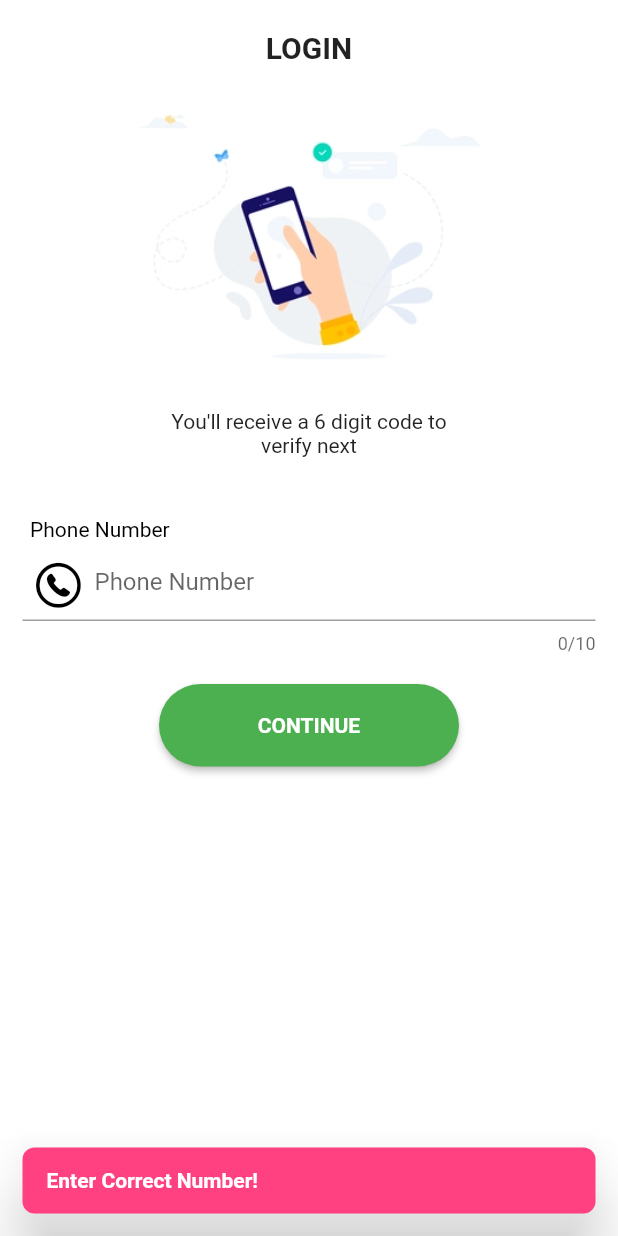
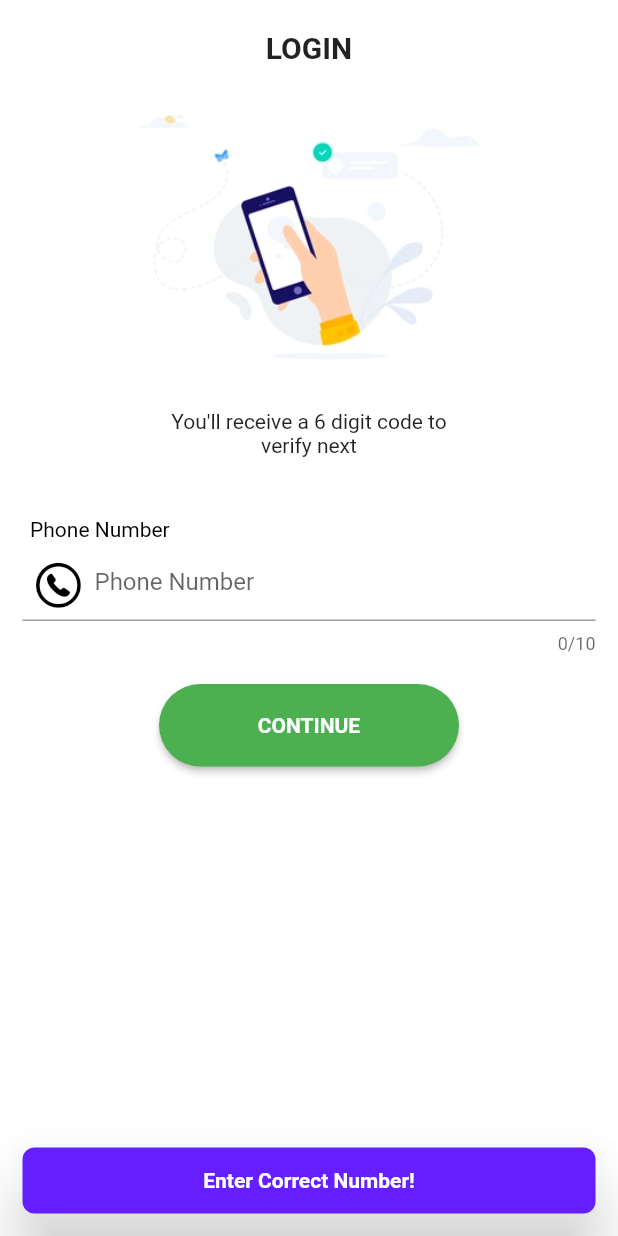
Before and after one commit to durgaav/CakeyEcom_New, a Flutter app: the screen it shows after launch, after a tap on "CONTINUE", on a phone screen of 412 x 824 dp. Run offline on Flutter 3.47's test engine with Material 2 defaults, Android fonts, the phone set to English and light mode, and no system bars; our stand-ins replace pin_code_fields.

Commit message:
Surya Commits 05:14 PM 21/03

```diff
--- a/lib/screens/phone_verify.dart
+++ b/lib/screens/phone_verify.dart
@@ -88,10 +88,10 @@ class _PhoneVerifyState extends State<PhoneVerify> {
                               borderRadius: BorderRadius.circular(8),
                             ),
                             margin: EdgeInsets.all(15),
-                            content: Text('Enter Correct Number!',style: TextStyle(
+                            content: Text('Enter Correct Number!',textAlign: TextAlign.center,style: TextStyle(
                               color: Colors.white,fontWeight: FontWeight.bold
                             ),),
-                            backgroundColor: Colors.pinkAccent[200],
+                            backgroundColor: Colors.deepPurpleAccent[400],
                             behavior: SnackBarBehavior.floating,
                           ),
                       );
```
